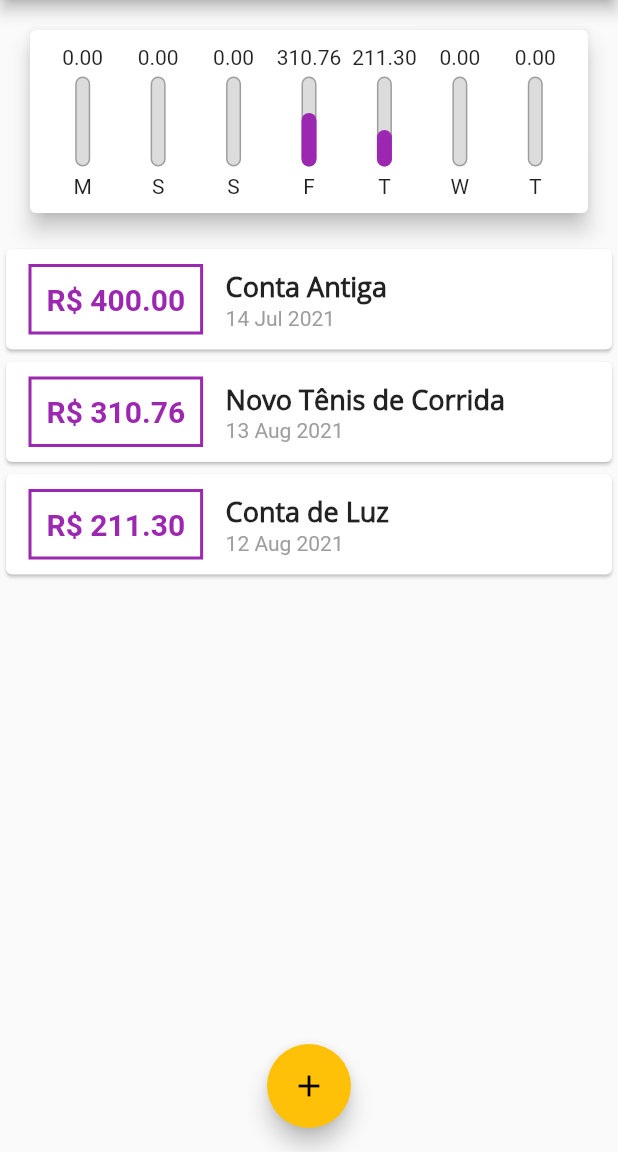
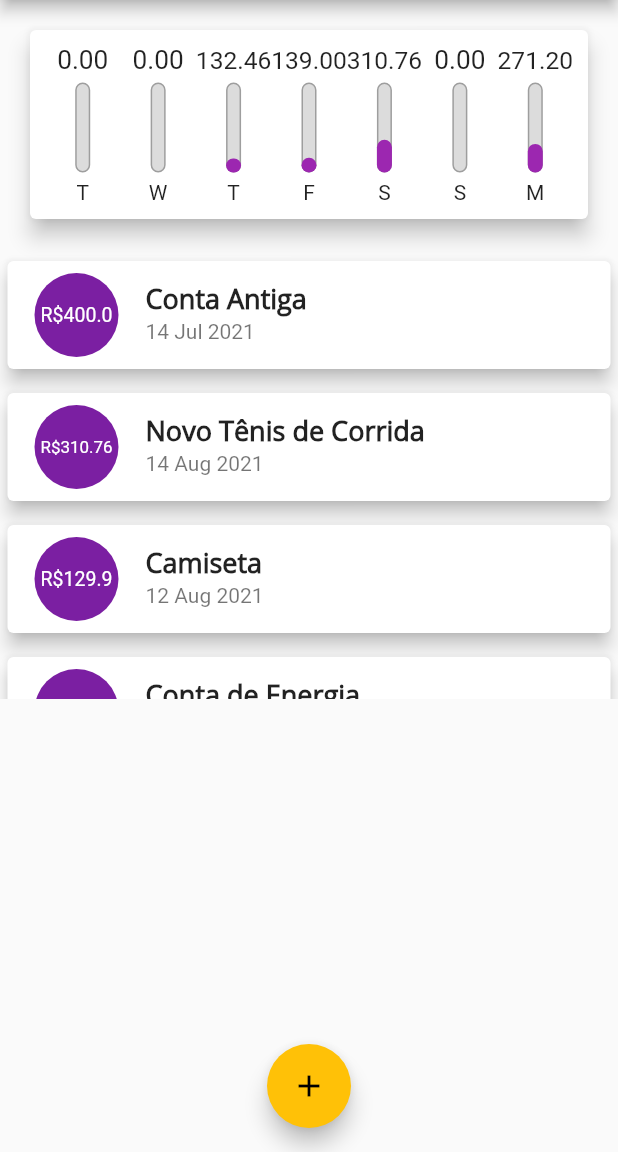
Before and after one commit to Rodrigoo-Oliveira/AppDespesasPessoais, a Flutter app: the screen it shows after launch, on a phone screen of 412 x 824 dp, the part 84-1236 px from its top. Run offline on Flutter 3.47's test engine with Material 2 defaults, Android fonts, the phone set to English and light mode, and no system bars; Roboto replaces fonts that are missing (Quicksand).

Commit message:
Melhorando o layout

```diff
--- a/lib/components/chart.dart
+++ b/lib/components/chart.dart
@@ -31,13 +31,14 @@ class Chart extends StatelessWidget {
         'day':DateFormat.E().format(weekDay)[0],
         'value': totalSum,
       };
-    });
+    }).reversed.toList();
   }
 
   double get _weekTotalValue {
     return groupedTransactions.fold(0.0, (sum, tr) {
       return sum + tr['value'];
     });
+
   }
 
   @override
--- a/lib/components/chart_bar.dart
+++ b/lib/components/chart_bar.dart
@@ -17,8 +17,11 @@ class ChartBar extends StatelessWidget {
   Widget build(BuildContext context) {
     return Column(
       children: <Widget>[
-        FittedBox(
-          child: Text('${value.toStringAsFixed(2)}'),
+        Container(
+          height: 20,
+          child: FittedBox(
+            child: Text('${value.toStringAsFixed(2)}'),
+          ),
         ),
         SizedBox(height: 5),
         Container(
--- a/lib/components/transaction_list.dart
+++ b/lib/components/transaction_list.dart
@@ -34,45 +34,28 @@ class TransactionList extends StatelessWidget {
               itemBuilder: (ctx, index) {
                 final tr = transactions[index];
                 return Card(
-                  child: Row(
-                    children: <Widget>[
-                      Container(
+                  elevation: 5,
                   margin: EdgeInsets.symmetric(
-                          horizontal: 15,
-                          vertical: 10,
+                    vertical: 8,
+                    horizontal: 5,
                   ),
-                        decoration: BoxDecoration(
-                          border: Border.all(
-                            color: Theme.of(context).primaryColor,
-                            width: 2,
-                          ),
-                        ),
-                        padding: EdgeInsets.all(10),
-                        child: Text(
-                          'R\$ ${tr.value.toStringAsFixed(2)}',
-                          style: TextStyle(
-                            fontWeight: FontWeight.bold,
-                            fontSize: 20,
-                            color: Theme.of(context).primaryColor,
+                  child: ListTile(
+                    leading: CircleAvatar(
+                      radius: 30,
+                      child: Padding(
+                        padding: const EdgeInsets.all(6),
+                        child: FittedBox(
+                          child: Text('R\$${tr.value}'),
                         ),
                       ),
                     ),
-                      Column(
-                        crossAxisAlignment: CrossAxisAlignment.start,
-                        children: <Widget>[
-                          Text(
+                    title: Text(
                       tr.title,
-                            style: Theme.of(context).textTheme.headline6,
+                      style: Theme.of(context).textTheme.title,
                     ),
-                          Text(
+                    subtitle: Text(
                       DateFormat('d MMM y').format(tr.date),
-                            style: TextStyle(
-                              color: Colors.grey,
                     ),
-                          ),
-                        ],
-                      ),
-                    ],
                   ),
                 );
             },
--- a/lib/main.dart
+++ b/lib/main.dart
@@ -56,13 +56,37 @@ class _MyHomePageState extends State<MyHomePage> {
       id: 't1',
       title: 'Novo Tênis de Corrida',
       value: 310.76,
+      date: DateTime.now().subtract(Duration(days: 2)),
+    ),
+    Transaction(
+      id: 't2',
+      title: 'Camiseta',
+      value: 129.90,
+      date: DateTime.now().subtract(Duration(days: 4)),
+    ),
+    Transaction(
+      id: 't3',
+      title: 'Conta de Energia',
+      value: 211.30,
+      date: DateTime.now(),
+    ),
+    Transaction(
+      id: 't4',
+      title: 'Computador',
+      value: 2.559,
+      date: DateTime.now().subtract(Duration(days: 4)),
+    ),
+    Transaction(
+      id: 't5',
+      title: 'Internet',
+      value: 139.00,
       date: DateTime.now().subtract(Duration(days: 3)),
     ),
     Transaction(
-      id: 't2',
-      title: 'Conta de Luz',
-      value: 211.30,
-      date: DateTime.now().subtract(Duration(days: 4)),
+      id: 't6',
+      title: 'Teste',
+      value: 59.90,
+      date: DateTime.now(),
     ),
   ];
 
```
Lines whose indentation alone changed are shown as unchanged.
